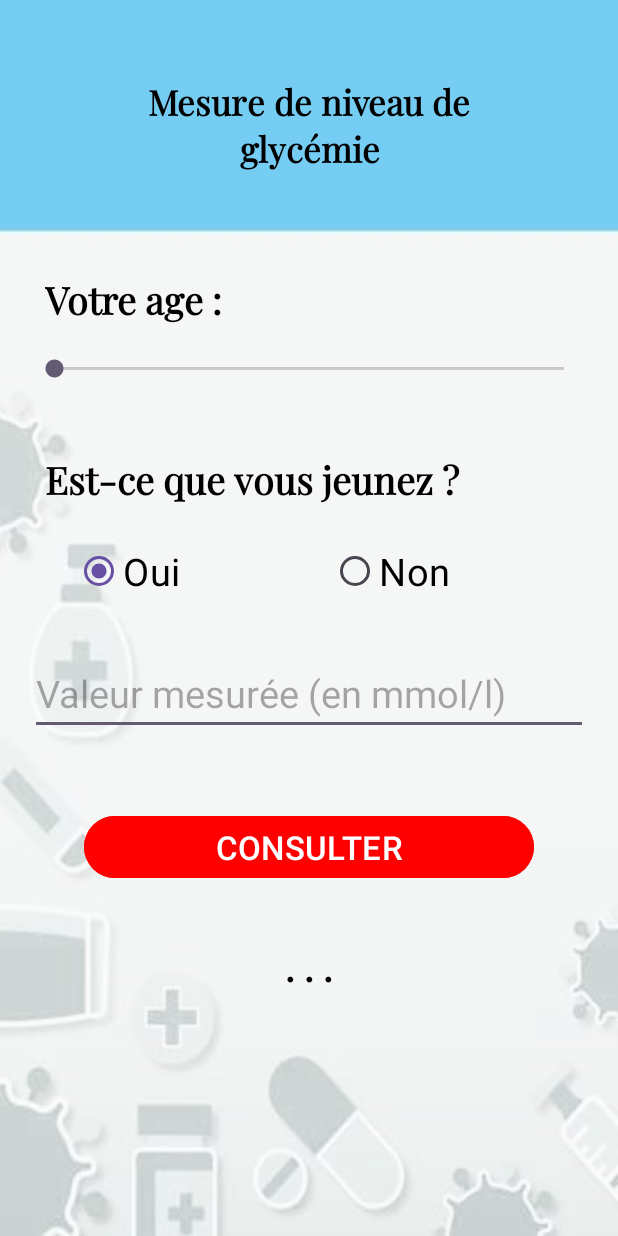
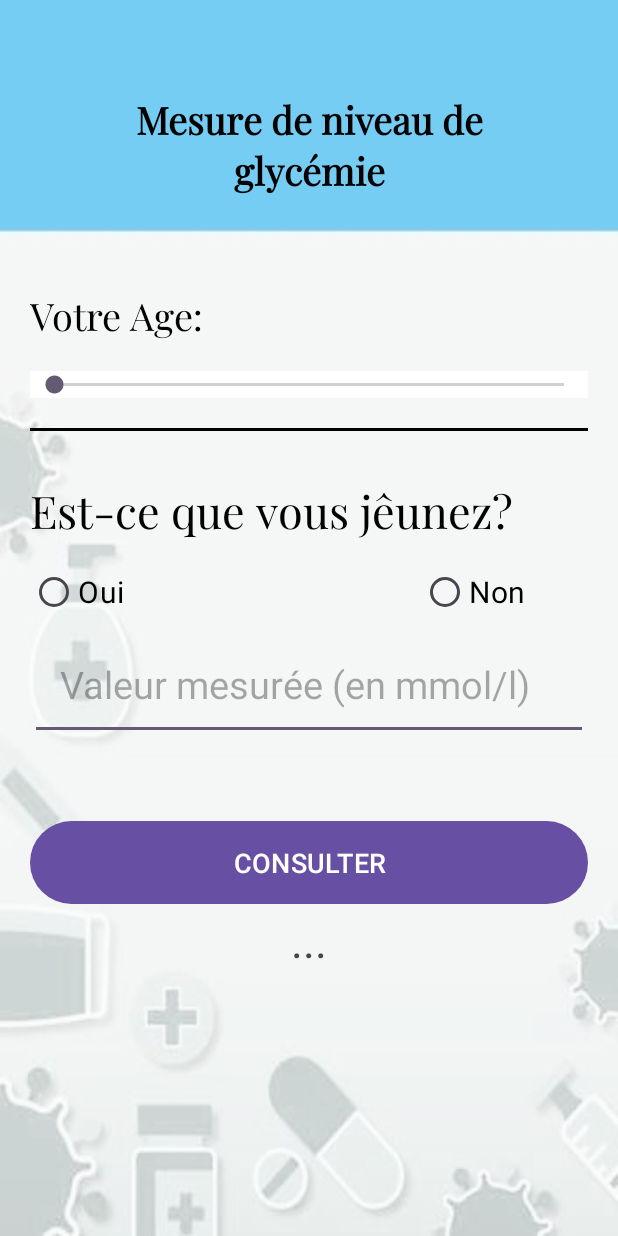
Before and after one commit to MahdiMzid/Mzid_Mahdi_LSI3_DepMobile_TP4, an Android app: the MainActivity screen opened directly, with no data from a screen before it, on a phone screen of 412 x 824 dp. Run offline under Robolectric (Android 15) with nearby library versions, the phone set to English and light mode, and no system bars.

Commit message:
tp5-1 commit

```diff
--- a/app/src/main/java/com/example/mzid_mahdi_lsi3_mesure_glycemie_10/vue/MainActivity.java
+++ b/app/src/main/java/com/example/mzid_mahdi_lsi3_mesure_glycemie_10/vue/MainActivity.java
@@ -19,7 +19,6 @@ public class MainActivity extends AppCompatActivity {
     private SeekBar sbAge;
     private RadioButton rbIsFasting, rbIsNotFasting;
     private Button btnConsulter;
-    //private Controller controller = Controller.getInstance();
     private Controller controller = Controller.getInstance();
     @Override
     protected void onCreate(Bundle savedInstanceState) {
--- a/app/src/main/res/layout/activity_main.xml
+++ b/app/src/main/res/layout/activity_main.xml
@@ -2,76 +2,83 @@
 <LinearLayout xmlns:android="http://schemas.android.com/apk/res/android"
     xmlns:app="http://schemas.android.com/apk/res-auto"
     xmlns:tools="http://schemas.android.com/tools"
-    android:background="@drawable/app_background"
-    android:padding="20dp"
-    android:orientation="vertical"
     android:layout_width="match_parent"
     android:layout_height="match_parent"
+    android:background="@drawable/app_background"
+    android:orientation="vertical"
+    android:padding="20dp"
     tools:context=".vue.MainActivity"
-    tools:ignore="HardcodedText">
-
+    >
 
     <TextView
-
-        android:layout_width="match_parent"
+        android:layout_width="wrap_content"
         android:layout_height="wrap_content"
-        android:layout_gravity="center"
         android:fontFamily="@font/playfair_display"
-        android:gravity="center"
+        android:layout_marginTop="10dp"
         android:padding="30dp"
         android:text="Mesure de niveau de glycémie"
+        android:textSize="25sp"
+        android:gravity="center"
+
         android:textColor="@color/black"
-        android:textSize="23sp"
         android:textStyle="bold"
         />
-
-
     <TextView
-        android:id="@+id/tvage"
-        android:layout_width="match_parent"
+        android:id="@+id/votreAge"
+        android:layout_width="wrap_content"
         android:layout_height="wrap_content"
-        android:layout_marginTop="35dp"
-        android:layout_marginStart="10dp"
         android:fontFamily="@font/playfair_display"
-        android:text="Votre age :"
+        android:layout_marginTop="30dp"
+        android:text="Votre Age:"
+        android:textSize="25sp"
+        android:textStyle="normal"
         android:textColor="@color/black"
-        android:textSize="25sp"
-        android:textStyle="bold" />
-
+        />
     <SeekBar
-        android:id="@+id/sbAge"
         android:layout_width="match_parent"
         android:layout_height="wrap_content"
         android:max="120"
-        android:padding="20dp" />
+        android:id="@+id/sbAge"
+        android:layout_marginTop="20dp"
+        android:background="@color/white"
+        android:outlineSpotShadowColor="@color/black"
+        android:outlineProvider="paddedBounds"
+        />
+
+    <View
+        android:layout_marginTop="20dp"
+        android:layout_width="match_parent"
+        android:layout_height="2dp"
+        android:background="#000000" />
 
     <TextView
-        android:layout_width="match_parent"
+        android:layout_width="wrap_content"
         android:layout_height="wrap_content"
-        android:layout_marginStart="10dp"
-        android:layout_marginTop="25dp"
         android:fontFamily="@font/playfair_display"
-        android:text="Est-ce que vous jeunez ?"
+        android:layout_marginTop="30dp"
+        android:text="Est-ce que vous jêunez?"
+        android:textSize="30sp"
+        android:textStyle="normal"
         android:textColor="@color/black"
-        android:textSize="25sp"
-        android:textStyle="bold" />
+
+        />
+
     <RadioGroup
         android:layout_width="match_parent"
         android:layout_height="wrap_content"
         android:orientation="horizontal"
-        android:layout_marginTop="20dp">
+        android:layout_marginTop="10dp"
+        android:id="@+id/rbGrp">
 
         <RadioButton
             android:id="@+id/rbtOui"
             android:layout_width="0dp"
             android:layout_height="48dp"
             android:layout_weight="1"
-            android:checked="true"
             android:text="Oui"
             android:textColor="@color/black"
-            android:textSize="25sp"
-            android:layout_marginStart="30dp"
-            />
+            android:textSize="20sp"
+            android:layout_marginRight="150dp"/>
         <RadioButton
             android:id="@+id/rbtNon"
             android:layout_width="0dp"
@@ -79,42 +86,38 @@
             android:layout_weight="1"
             android:text="Non"
             android:textColor="@color/black"
-            android:textSize="25sp"/>
+            android:textSize="20sp" />
+
     </RadioGroup>
-
     <EditText
+        android:id="@+id/vm"
         android:layout_width="match_parent"
         android:layout_height="wrap_content"
-        android:id="@+id/etValeur"
+        android:padding="20dp"
         android:textSize="25sp"
         android:hint="Valeur mesurée (en mmol/l)"
-        android:layout_marginTop="30dp"
         android:inputType="numberDecimal"
         />
+    <Button
+        android:id="@+id/buttonConsult"
+        android:layout_width="match_parent"
+        android:layout_height="wrap_content"
+        android:layout_marginTop="50dp"
+        android:text="CONSULTER"
+        android:textSize="18sp"
+        android:padding="15dp"
 
-    <Button
-        android:id="@+id/btnConsulter"
-        android:layout_width="300dp"
-        android:layout_height="wrap_content"
-        android:layout_gravity="center"
-        android:layout_marginTop="50dp"
-        android:gravity="center"
-        android:text="CONSULTER"
-        android:textSize="22sp"
-        android:backgroundTint="@color/red"
+
         />
     <TextView
-        android:id="@+id/result"
         android:layout_width="match_parent"
         android:layout_height="wrap_content"
-        android:textColor="@color/black"
-        android:layout_marginTop="35dp"
-        android:fontFamily="@font/playfair_display"
+        android:id="@+id/result"
+        android:text="..."
         android:layout_gravity="center"
-        android:textSize="25sp"
-        android:textStyle="bold"
         android:gravity="center"
-        android:text=". . ."
+        android:textSize="30sp"
         />
 
+
 </LinearLayout>
```
Also changed, not shown: app/src/main/java/com/example/mzid_mahdi_lsi3_mesure_glycemie_10/vue/HomeActivity.java (added, +35 -0 lines), app/src/main/res/layout/activity_home.xml (added, +23 -0 lines).
